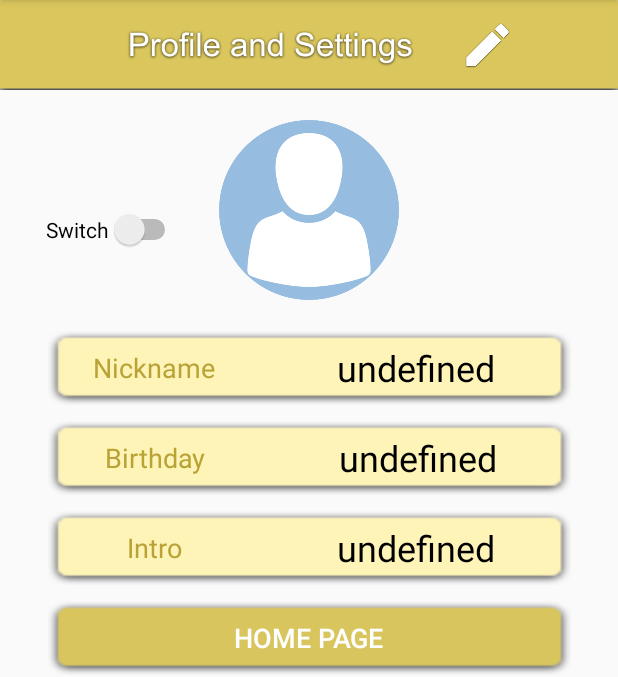
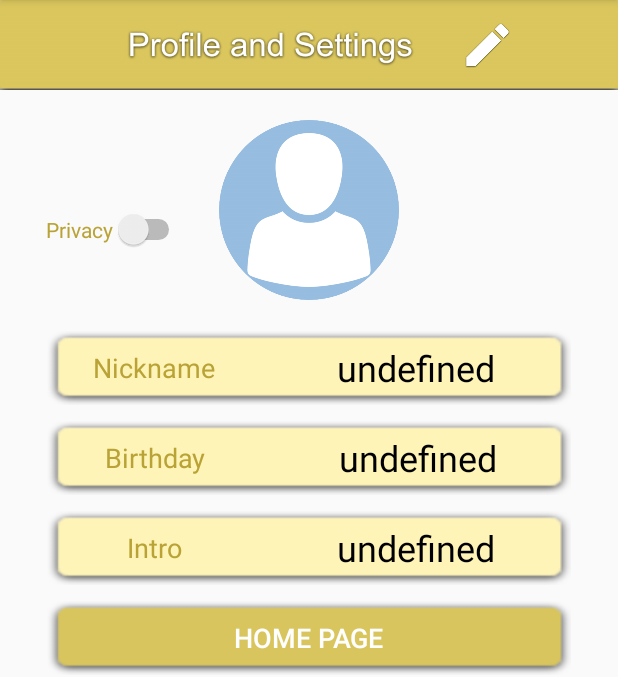
Before and after one commit to ZUOYANGDING/cs307, an Android app: the LandingActivity screen opened directly, with no data from a screen before it, on a phone screen of 412 x 824 dp, the part 84-761 px from its top. Run offline under Robolectric (Android 15) with nearby library versions, the phone set to English and light mode, and no system bars; our stand-ins replace Firebase (no records; nobody signed in at launch, a user with empty details on screens opened directly); 1 statement that could not run was skipped.

Commit message:
modified display messages UI

```diff
--- a/AroundMe/app/src/main/res/layout/activity_display_messages.xml
+++ b/AroundMe/app/src/main/res/layout/activity_display_messages.xml
@@ -20,10 +20,10 @@
             <ImageView
                 app:srcCompat="@drawable/avatar"
                 android:id="@+id/avatar"
-                android:layout_weight="1"
                 android:layout_width="60dp"
                 android:layout_height="60dp"
-                android:layout_marginTop="10dp" />
+                android:layout_marginTop="10dp"
+                android:layout_marginLeft="10dp" />
         </LinearLayout>
 
         <LinearLayout
--- a/AroundMe/app/src/main/res/layout/activity_landing.xml
+++ b/AroundMe/app/src/main/res/layout/activity_landing.xml
@@ -210,7 +210,8 @@
         android:layout_above="@+id/nicknameLayout"
         android:layout_alignStart="@+id/nicknameLayout"
         android:layout_marginBottom="33dp"
-        android:text="Switch" />
+        android:text="Privacy"
+        android:textColor="#ffB9A336" />
 
 
     <!--android:layout_below="@+id/etUploadName"-->
```
